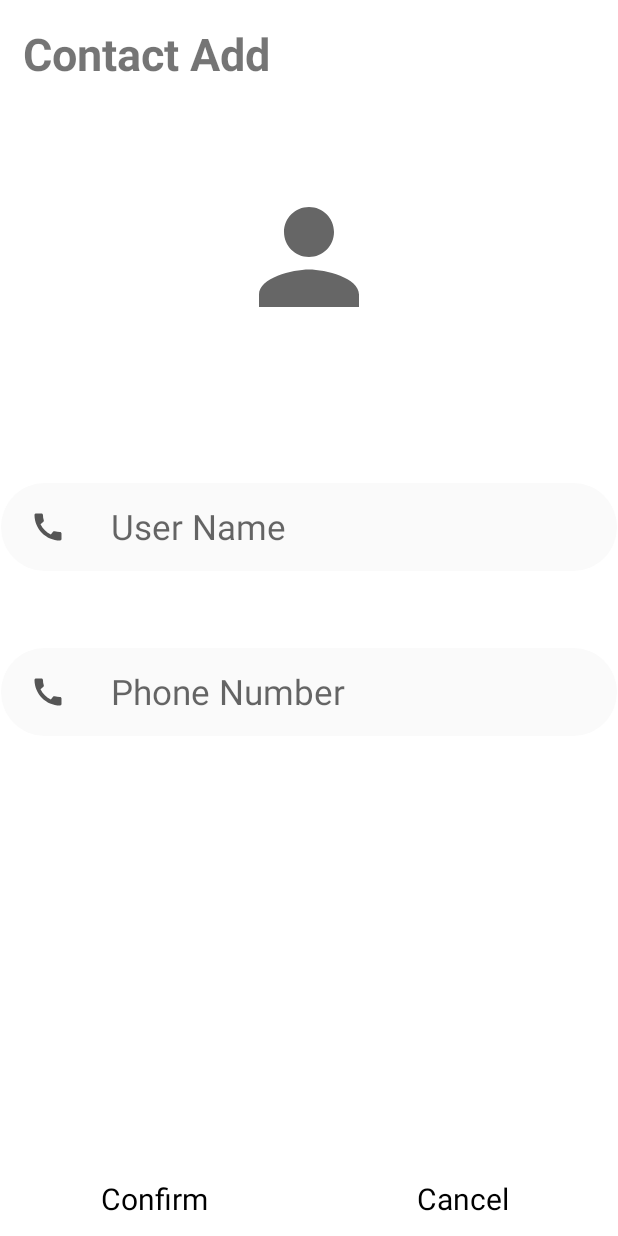
After one commit to dewpe000/madcamp-Project-1, an Android app: the ContactAddActivity screen opened directly, with no data from a screen before it, on a phone screen of 412 x 824 dp. The commit adds this screen. Run offline under Robolectric (Android 15) with nearby library versions, the phone set to English and light mode, and no system bars.

Commit message:
Contact Add

```diff
--- a/app/build.gradle
+++ b/app/build.gradle
@@ -11,6 +11,7 @@ android {
         targetSdk 32
         versionCode 1
         versionName "1.0"
+        vectorDrawables.useSupportLibrary = true
 
         testInstrumentationRunner "androidx.test.runner.AndroidJUnitRunner"
     }
--- a/app/src/main/AndroidManifest.xml
+++ b/app/src/main/AndroidManifest.xml
@@ -29,6 +29,7 @@
         <activity
             android:name=".Tab3.RSP.RSPActivity"
             android:screenOrientation="landscape"/>
+        <activity android:name=".Tab1.ContactAddActivity"/>
     </application>
 
     <uses-permission android:name="android.permission.READ_CONTACTS"/>
--- /dev/null
+++ b/app/src/main/java/com/example/project1/Tab1/ContactAddActivity.java
@@ -0,0 +1,119 @@
+package com.example.project1.Tab1;
+
+import android.content.ClipData;
+import android.content.Intent;
+import android.graphics.Bitmap;
+import android.graphics.BitmapFactory;
+import android.graphics.ImageDecoder;
+import android.net.Uri;
+import android.os.Build;
+import android.os.Bundle;
+import android.provider.MediaStore;
+import android.util.Log;
+import android.view.View;
+import android.widget.ImageView;
+import android.widget.TextView;
+import android.widget.Toast;
+
+import androidx.annotation.Nullable;
+import androidx.annotation.RequiresApi;
+import androidx.appcompat.app.ActionBar;
+import androidx.appcompat.app.AppCompatActivity;
+
+import com.example.project1.R;
+import com.example.project1.Tab2.ImageData;
+
+import java.io.IOException;
+
+public class ContactAddActivity extends AppCompatActivity {
+
+    TextView addConfirm;
+    TextView addCancel;
+    ImageView addImage;
+    Bitmap bitmap;
+
+    @Override
+    protected void onCreate(@Nullable Bundle savedInstanceState) {
+        super.onCreate(savedInstanceState);
+        setContentView(R.layout.activity_contact_add);
+
+        ActionBar actionBar = getSupportActionBar();
+        actionBar.hide();
+
+        addConfirm = findViewById(R.id.addConfirm);
+        addCancel = findViewById(R.id.addCancel);
+        addImage = findViewById(R.id.addImage);
+
+        addConfirm.setOnClickListener(new View.OnClickListener() {
+            @Override
+            public void onClick(View view) {
+            }
+        });
+
+        addCancel.setOnClickListener(new View.OnClickListener() {
+            @Override
+            public void onClick(View view) {
+
+            }
+        });
+
+        addImage.setOnClickListener(new View.OnClickListener() {
+            @Override
+            public void onClick(View view) {
+                Intent intent = new Intent(Intent.ACTION_PICK);
+                intent.setType("image/*");
+                intent.setType(MediaStore.Images.Media.CONTENT_TYPE);
+                startActivityForResult(Intent.createChooser(intent, "Select Picture"), 100);
+            }
+        });
+    }
+
+    @Override
+    public void onActivityResult(int requestCode, int resultCode, @Nullable Intent data) {
+        super.onActivityResult(requestCode, resultCode, data);
+        if (data == null) {
+            Toast.makeText(this, "이미지를 선택하지 않았습니다.", Toast.LENGTH_LONG).show();
+        } else {
+            Uri imageUri = data.getData();
+
+            try {
+//                bitmap = ImageDecoder.decodeBitmap(ImageDecoder.createSource(getContentResolver(), imageUri));
+                bitmap = MediaStore.Images.Media.getBitmap(getContentResolver(), imageUri);
+                addImage.setImageBitmap(bitmap);
+            }
+            catch (IOException e) {
+                e.printStackTrace();
+            }
+        }
+    }
+
+    public Bitmap resizeBitmap(Bitmap oBitmap) {
+        if (oBitmap == null) {
+            return null;
+        }
+
+        float width = oBitmap.getWidth();
+        float height = oBitmap.getHeight();
+        float resizing_size = 200;
+
+        Bitmap rBitmap = null;
+
+        if (width > resizing_size) {
+            float mWidth = (float)(width / 100);
+            float fScale = (float)(resizing_size / mWidth);
+            width *= (fScale / 100);
+            height *= (fScale / 100);
+        }
+        else if (height > resizing_size) {
+            float mHeight = (float)(height / 100);
+            float fScale = (float)(resizing_size / mHeight);
+            width *= (fScale / 100);
+            height *= (fScale / 100);
+        }
+
+        //Log.d("rBitmap : " + width + ", " + height);
+
+        rBitmap = Bitmap.createScaledBitmap(oBitmap, (int)width, (int)height, true);
+        return rBitmap;
+    }
+}
--- /dev/null
+++ b/app/src/main/res/drawable/contact_ripple.xml
@@ -0,0 +1,13 @@
+<?xml version="1.0" encoding="utf-8"?>
+<ripple xmlns:android="http://schemas.android.com/apk/res/android"
+    android:color="#cfcfcf">
+
+
+    <item android:id="@android:id/background">
+        <shape android:shape="rectangle">
+            <solid android:color="#ffffff"/>
+        </shape>
+    </item>
+
+
+</ripple>
--- /dev/null
+++ b/app/src/main/res/drawable/frame_contact_add.xml
@@ -0,0 +1,17 @@
+<?xml version="1.0" encoding="utf-8"?>
+<layer-list xmlns:android="http://schemas.android.com/apk/res/android">
+    <item
+        android:bottom="1dp"
+        android:left="1dp"
+        android:right="1dp"
+        android:top="1dp">
+        <shape android:shape="rectangle">
+            <solid android:color="#fafafa"/>
+            <corners
+                android:bottomRightRadius="100dp"
+                android:bottomLeftRadius="100dp"
+                android:topLeftRadius="100dp"
+                android:topRightRadius="100dp"/>
+        </shape>
+    </item>
+</layer-list>
--- /dev/null
+++ b/app/src/main/res/layout/activity_contact_add.xml
@@ -0,0 +1,104 @@
+<?xml version="1.0" encoding="utf-8"?>
+<LinearLayout xmlns:android="http://schemas.android.com/apk/res/android"
+    android:layout_width="match_parent"
+    android:layout_height="match_parent"
+    android:orientation="vertical">
+    <TextView
+        android:layout_width="wrap_content"
+        android:layout_height="wrap_content"
+        android:text="Contact Add"
+        android:textStyle="bold"
+        android:textSize="30dp"
+        android:paddingLeft="15dp"
+        android:paddingTop="15dp"
+        android:paddingBottom="15dp"/>
+
+    <LinearLayout
+        android:layout_width="match_parent"
+        android:layout_height="wrap_content"
+        android:orientation="vertical">
+
+        <LinearLayout
+            android:layout_width="match_parent"
+            android:layout_height="wrap_content"
+            android:gravity="center"
+            android:layout_marginTop="50dp">
+
+            <ImageView
+                android:id="@+id/addImage"
+                android:layout_width="100dp"
+                android:layout_height="100dp"
+                android:layout_gravity="center"
+                android:src="@drawable/baseline_person_24"/>
+
+        </LinearLayout>
+
+
+
+        <EditText
+            android:hint="User Name"
+            android:textSize="23dp"
+            android:id="@+id/addName"
+            android:layout_width="match_parent"
+            android:layout_height="60dp"
+            android:background="@drawable/frame_contact_add"
+            android:drawableStart="@drawable/ic_baseline_call_24"
+            android:paddingStart="20dp"
+            android:drawablePadding="30dp"
+            android:layout_marginBottom="50dp"
+            android:layout_marginTop="100dp"/>
+        <EditText
+            android:hint="Phone Number"
+            android:textSize="23dp"
+            android:id="@+id/addPNumber"
+            android:layout_width="match_parent"
+            android:layout_height="60dp"
+            android:background="@drawable/frame_contact_add"
+            android:paddingStart="20dp"
+            android:drawableStart="@drawable/ic_baseline_call_24"
+            android:drawablePadding="30dp"/>
+
+    </LinearLayout>
+
+
+    <RelativeLayout
+        android:layout_width="match_parent"
+        android:layout_height="match_parent"
+        android:orientation="horizontal">
+
+        <LinearLayout
+            android:layout_width="match_parent"
+            android:layout_height="wrap_content"
+            android:layout_alignParentBottom="true">
+
+            <TextView
+                android:id="@+id/addConfirm"
+                android:layout_width="match_parent"
+                android:layout_height="50dp"
+                android:text="Confirm"
+                android:textSize="20sp"
+                android:textColor="@color/black"
+                android:gravity="center"
+                android:layout_weight="1"
+                android:background="@drawable/contact_ripple"
+                android:clickable="true"/>
+            <TextView
+                android:id="@+id/addCancel"
+                android:layout_width="match_parent"
+                android:layout_height="50dp"
+                android:text="Cancel"
+                android:textSize="20sp"
+                android:textColor="@color/black"
+                android:gravity="center"
+                android:layout_weight="1"
+                android:background="@drawable/contact_ripple"
+                android:clickable="true"/>
+
+
+        </LinearLayout>
+
+
+    </RelativeLayout>
+
+
+</LinearLayout>
```
Also changed, not shown: app/src/main/java/com/example/project1/Tab1/Tab1.java (+14 -0 lines), app/src/main/res/drawable/add_btn.xml (added, +7 -0 lines), app/src/main/res/layout/tab1.xml (+22 -7 lines).
